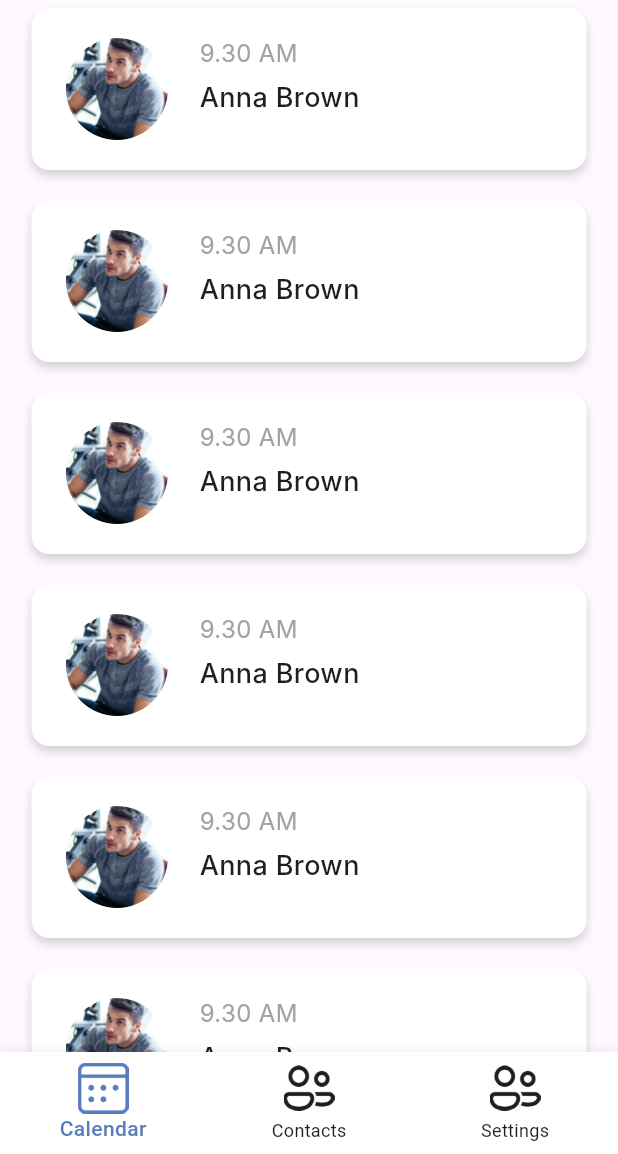
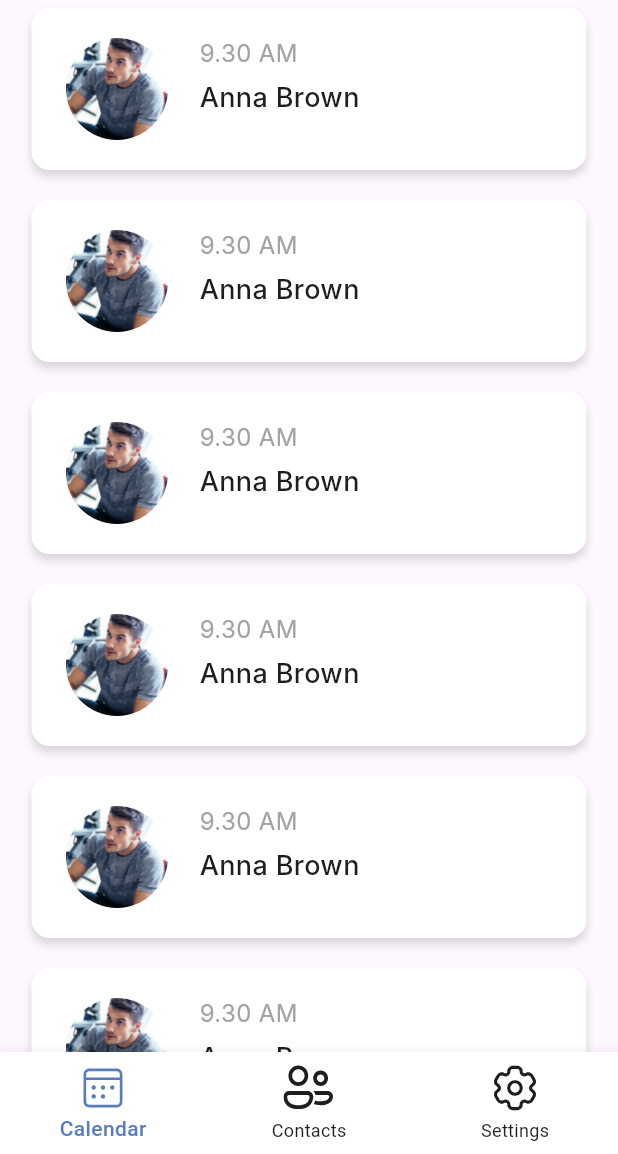
Before and after one commit to MironAlikc/fitness_training, a Flutter app: the CalendarScreen screen opened by its route, on a phone screen of 412 x 824 dp, the part 82-1236 px from its top. Run offline on Flutter 3.47's test engine with Material 2 defaults, Android fonts, the phone set to English and light mode, and no system bars; our stand-ins replace auto_route, flutter_svg; Roboto replaces fonts that are missing (Inter).

Commit message:
adaptive screen

```diff
--- a/lib/presentation/screens/calendar/calendar_screen.dart
+++ b/lib/presentation/screens/calendar/calendar_screen.dart
@@ -1,4 +1,5 @@
 import 'package:auto_route/auto_route.dart';
+import 'package:fitness_training/presentation/widgets/grid_calendar_widget.dart';
 import 'package:fitness_training/presentation/widgets/list_calendar_widget.dart';
 import 'package:fitness_training/resources/resources.dart';
 import 'package:flutter/material.dart';
@@ -23,7 +24,29 @@ class _CalendarScreenState extends State<CalendarScreen> {
           padding: const EdgeInsets.symmetric(horizontal: 16),
           child: Stack(
             children: [
-              ListView.builder(
+              Builder(
+                builder: (context) {
+                  final mediaQuery = MediaQuery.of(context);
+                  final screenWidth = mediaQuery.size.width;
+                  if (screenWidth > 600) {
+                    return GridView.builder(
+                      padding: const EdgeInsets.only(top: 50),
+                      keyboardDismissBehavior:
+                          ScrollViewKeyboardDismissBehavior.onDrag,
+                      shrinkWrap: true,
+                      itemCount: 20,
+                      itemBuilder: (context, index) => GridCalendarWidget(
+                        onTap: () {},
+                      ),
+                      gridDelegate:
+                          const SliverGridDelegateWithFixedCrossAxisCount(
+                        crossAxisCount: 5,
+                        mainAxisSpacing: 0.0,
+                        crossAxisSpacing: 0.0,
+                      ),
+                    );
+                  } else {
+                    return ListView.builder(
                       padding: const EdgeInsets.only(top: 50),
                       keyboardDismissBehavior:
                           ScrollViewKeyboardDismissBehavior.onDrag,
@@ -32,6 +55,9 @@ class _CalendarScreenState extends State<CalendarScreen> {
                       itemBuilder: (context, index) => ListCalendarWidget(
                         onTap: () {},
                       ),
+                    );
+                  }
+                },
               ),
               TextField(
                 decoration: InputDecoration(
--- a/lib/presentation/screens/home_screen.dart
+++ b/lib/presentation/screens/home_screen.dart
@@ -2,6 +2,7 @@ import 'package:auto_route/auto_route.dart';
 import 'package:fitness_training/resources/resources.dart';
 import 'package:fitness_training/router/router.dart';
 import 'package:flutter/material.dart';
+import 'package:flutter_svg/svg.dart';
 
 @RoutePage()
 class HomeScreen extends StatefulWidget {
@@ -39,32 +40,35 @@ class _HomeScreenState extends State<HomeScreen> {
             ),
             items: [
               BottomNavigationBarItem(
-                icon: Image.asset(
-                  AppPngs.calendar,
+                icon: SvgPicture.asset(
+                  AppSvgs.calendar,
                   width: 34,
                   height: 34,
-                  color:
+                  colorFilter: ColorFilter.mode(
                       _selectedPageIndex == 0 ? _activeColor : _inactiveColor,
+                      BlendMode.srcIn),
                 ),
                 label: "Calendar",
               ),
               BottomNavigationBarItem(
-                icon: Image.asset(
+                icon: SvgPicture.asset(
+                  AppSvgs.contacts,
                   width: 34,
                   height: 34,
-                  AppPngs.contacts,
-                  color:
+                  colorFilter: ColorFilter.mode(
                       _selectedPageIndex == 1 ? _activeColor : _inactiveColor,
+                      BlendMode.srcIn),
                 ),
                 label: "Contacts",
               ),
               BottomNavigationBarItem(
-                icon: Image.asset(
-                  AppPngs.contacts,
+                icon: SvgPicture.asset(
+                  AppSvgs.settings,
                   width: 34,
                   height: 34,
-                  color:
+                  colorFilter: ColorFilter.mode(
                       _selectedPageIndex == 2 ? _activeColor : _inactiveColor,
+                      BlendMode.srcIn),
                 ),
                 label: "Settings",
               ),
--- a/lib/presentation/screens/login_screen.dart
+++ b/lib/presentation/screens/login_screen.dart
@@ -1,7 +1,7 @@
 import 'package:auto_route/auto_route.dart';
 import 'package:fitness_training/presentation/themes/app_fonts.dart';
 import 'package:fitness_training/presentation/widgets/button_widget.dart';
-import 'package:fitness_training/presentation/widgets/test_field_widget.dart';
+import 'package:fitness_training/presentation/widgets/text_field_widget.dart';
 import 'package:fitness_training/resources/resources.dart';
 import 'package:fitness_training/router/router.dart';
 import 'package:flutter/material.dart';
--- a/lib/presentation/widgets/list_contacts_widget.dart
+++ b/lib/presentation/widgets/list_contacts_widget.dart
@@ -38,7 +38,7 @@ class ListContactsWidget extends StatelessWidget {
                     radius: 37,
                     backgroundColor: Colors.white,
                     backgroundImage: AssetImage(
-                      AppPngs.logo,
+                      AppPngs.userImage,
                     ),
                   ),
                   SizedBox(width: 18),
--- a/lib/resources/app_pngs.dart
+++ b/lib/resources/app_pngs.dart
@@ -9,4 +9,5 @@ class AppPngs {
   static const String logo = 'assets/pngs/logo.png';
   static const String settings = 'assets/pngs/settings.png';
   static const String user = 'assets/pngs/user.png';
+  static const String userImage = 'assets/pngs/user_image.png';
 }
--- a/lib/resources/app_svgs.dart
+++ b/lib/resources/app_svgs.dart
@@ -2,4 +2,8 @@ part of 'resources.dart';
 
 class AppSvgs {
   AppSvgs._();
+
+  static const String calendar = 'assets/svgs/calendar.svg';
+  static const String contacts = 'assets/svgs/contacts.svg';
+  static const String settings = 'assets/svgs/settings.svg';
 }
```
Also changed, not shown: lib/presentation/screens/contacts/contacts_screen.dart (+30 -2 lines), lib/presentation/widgets/grid_calendar_widget.dart (added, +68 -0 lines), lib/presentation/widgets/grid_contacts_widget.dart (added, +52 -0 lines), pubspec.yaml (+3 -5 lines), assets/pngs/user_image.png (added), assets/svgs/calendar.svg (added), assets/svgs/contacts.svg (added), assets/svgs/settings.svg (added), lib/presentation/widgets/text_field_widget.dart (renamed from lib/presentation/widgets/test_field_widget.dart), 3 other files. Lines whose indentation alone changed are shown as unchanged.
